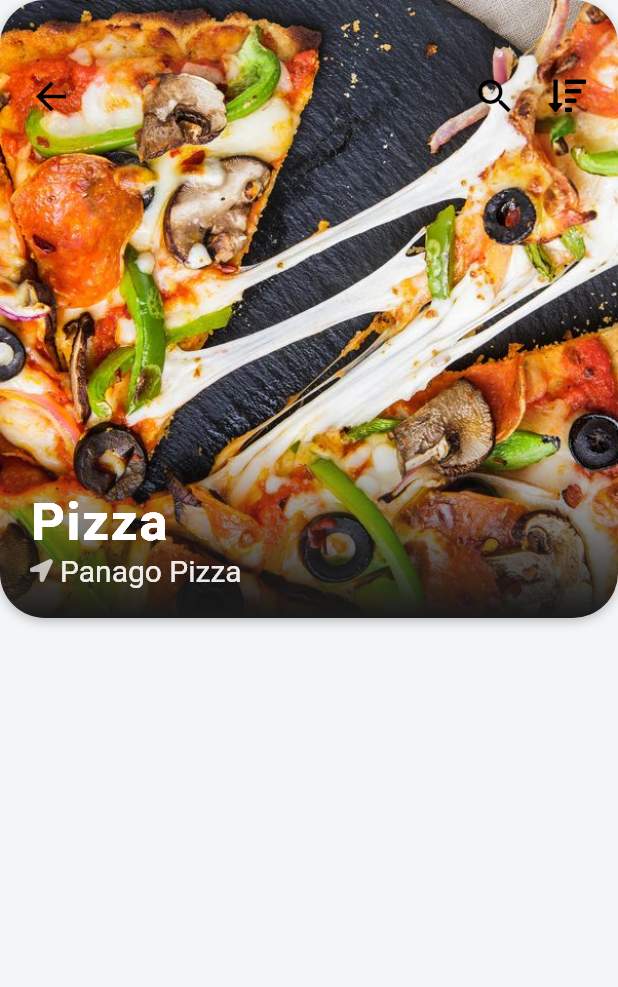
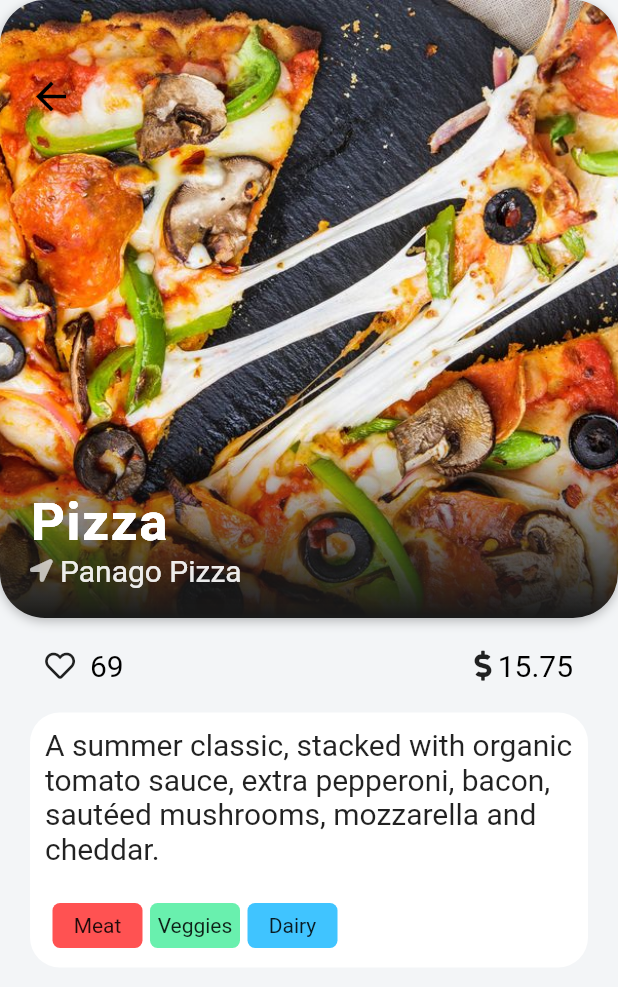
Before and after one commit to Pratham9/top, a Flutter app: the DishSelected screen opened directly with sample values from the repository, on a phone screen of 412 x 824 dp. Shown: the top 987 px of the screen. Run offline on Flutter 3.47's test engine with Material 2 defaults, Android fonts, the phone set to English and light mode, and no system bars; our stand-ins replace cloud_firestore, firebase_auth, firebase_database, font_awesome_flutter, image_picker; accounts and stored records are empty.

Commit message:
final presentation version. All hard coded for now.

```diff
--- a/lib/Pages/dish_selected_page.dart
+++ b/lib/Pages/dish_selected_page.dart
@@ -39,7 +39,7 @@ class _DishSelectedState extends State<DishSelected> {
                     fit: BoxFit.cover,
                   ),
                   shaderCallback: (Rect bounds) {
-                    return LinearGradient (
+                    return LinearGradient(
                       colors: [Colors.white, Colors.black87],
                       begin: FractionalOffset.topCenter,
                       end: FractionalOffset.bottomCenter,
@@ -62,22 +62,6 @@ class _DishSelectedState extends State<DishSelected> {
                     iconSize: 30.0,
                     color: Colors.black,
                     onPressed: () => Navigator.pop(context),
-                  ),
-                  Row(
-                    children: <Widget>[
-                      IconButton(
-                        icon: Icon(Icons.search),
-                        iconSize: 30.0,
-                        color: Colors.black,
-                        onPressed: () => Navigator.pop(context),
-                      ),
-                      IconButton(
-                        icon: Icon(FontAwesomeIcons.sortAmountDown),
-                        iconSize: 25.0,
-                        color: Colors.black,
-                        onPressed: () => Navigator.pop(context),
-                      ),
-                    ],
                   ),
                 ],
               ),
@@ -154,6 +138,115 @@ class _DishSelectedState extends State<DishSelected> {
             ),
           ],
         ),
+        Padding(
+          padding: EdgeInsets.symmetric(horizontal: 30.0, vertical: 20.0),
+          child: Row(
+            mainAxisAlignment: MainAxisAlignment.spaceBetween,
+            children: [
+              Row(
+                children: <Widget>[
+                  Icon(
+                    FontAwesomeIcons.heart,
+                    size: 20.0,
+                  ),
+                  SizedBox(width: 10.0),
+                  Text(
+                    '69',
+                    style: TextStyle(
+                      color: Colors.black,
+                      fontSize: 20.0,
+                    ),
+                  ),
+                ],
+              ),
+              Row(
+                children: <Widget>[
+                  Icon(
+                    FontAwesomeIcons.dollarSign,
+                    size: 20.0,
+                  ),
+                  Text(
+                    '15.75',
+                    style: TextStyle(
+                      color: Colors.black,
+                      fontSize: 20.0,
+                    ),
+                  ),
+                ],
+              )
+            ],
+          ),
+        ),
+        Container(
+          margin: EdgeInsets.fromLTRB(20.0, 0.0, 20.0, 5.0),
+          height: 170.0,
+          width: double.infinity,
+          decoration: BoxDecoration(
+            color: Colors.white,
+            borderRadius: BorderRadius.circular(20.0),
+          ),
+          child: Padding(
+            padding: EdgeInsets.all(10.0),
+            child: Column(
+              children: <Widget>[
+                Text(
+                  'A summer classic, stacked with organic tomato sauce, extra pepperoni, bacon, sautéed mushrooms, mozzarella and cheddar.',
+                  style: TextStyle(
+                    fontSize: 20.0,
+                  ),
+                ),
+                Row(
+                  children: <Widget>[
+                    Container(
+                      margin: EdgeInsets.only(top: 25.0, left: 5.0),
+                      height: 30.0,
+                      width: 60.0,
+                      decoration: BoxDecoration(
+                        color: Colors.redAccent,
+                        borderRadius: BorderRadius.circular(5.0),
+                      ),
+                      child: Center(
+                        child: Text(
+                          'Meat',
+                          textAlign: TextAlign.center,
+                        ),
+                      ),
+                    ),
+                    Container(
+                      margin: EdgeInsets.only(top: 25.0, left: 5.0),
+                      height: 30.0,
+                      width: 60.0,
+                      decoration: BoxDecoration(
+                        color: Colors.greenAccent,
+                        borderRadius: BorderRadius.circular(5.0),
+                      ),
+                      child: Center(
+                        child: Text(
+                          'Veggies',
+                          textAlign: TextAlign.center,
+                        ),
+                      ),                    ),
+                    Container(
+                      margin: EdgeInsets.only(top: 25.0, left: 5.0),
+                      height: 30.0,
+                      width: 60.0,
+                      decoration: BoxDecoration(
+                        color: Colors.lightBlueAccent,
+                        borderRadius: BorderRadius.circular(5.0),
+                      ),
+                      child: Center(
+                        child: Text(
+                          'Dairy',
+                          textAlign: TextAlign.center,
+                        ),
+                      ),
+                    ),
+                  ],
+                )
+              ],
+            ),
+          ),
+        ),
       ]),
     );
   }
--- a/lib/Pages/dishes_page.dart
+++ b/lib/Pages/dishes_page.dart
@@ -24,11 +24,11 @@ class DishPage extends StatelessWidget {
   List<Dishes> dishes = [
     Dishes(
       imageUrl: 'assets/images/pizza.jpg',
-      name: 'Pizza',
+      name: 'Deluxe Pizza',
       location: 'Panago Pizza',
       description:
       'Quality pizza delivered. Pizza, wings, salads & more. Vegan, Vegetarian and Gluten-Smart options available. Made Fresh. Gluten-Smart Options. No Artificial Colours. Vegan and Veggie Options. No Artificial Flavours. Types: Vegan, Vegetarian, Gluten-Free.',
-      price: 13.99,
+      price: 15.75,
       rating: 4.5,
     ),
     Dishes(
@@ -136,8 +136,10 @@ class DishPage extends StatelessWidget {
                                 mainAxisAlignment: MainAxisAlignment.spaceBetween,
                                 crossAxisAlignment: CrossAxisAlignment.start,
                                 children: <Widget>[
+                                  Column(
+                                    children: <Widget>[
                                       Container(
-                                    width: 120.0,
+                                        width: 140.0,
                                         child: Text(
                                           dishes[index].name,
                                           style: TextStyle(
@@ -147,6 +149,17 @@ class DishPage extends StatelessWidget {
                                           overflow: TextOverflow.ellipsis,
                                           maxLines: 2,
                                         ),
+                                      ),
+                                      Container(
+                                        width: 140.0,
+                                        child: Text(
+                                          dishes[index].location,
+                                          style: TextStyle(
+                                            color: Colors.grey,
+                                          ),
+                                        ),
+                                      ),
+                                    ],
                                   ),
                                   Column(
                                     children: <Widget>[
@@ -166,12 +179,6 @@ class DishPage extends StatelessWidget {
                                     ],
                                   ),
                                 ],
-                              ),
-                              Text(
-                                dishes[index].location,
-                                style: TextStyle(
-                                  color: Colors.grey,
-                                ),
                               ),
                               SizedBox(height: 10.0),
                             ],
```
Lines whose indentation alone changed are shown as unchanged.
